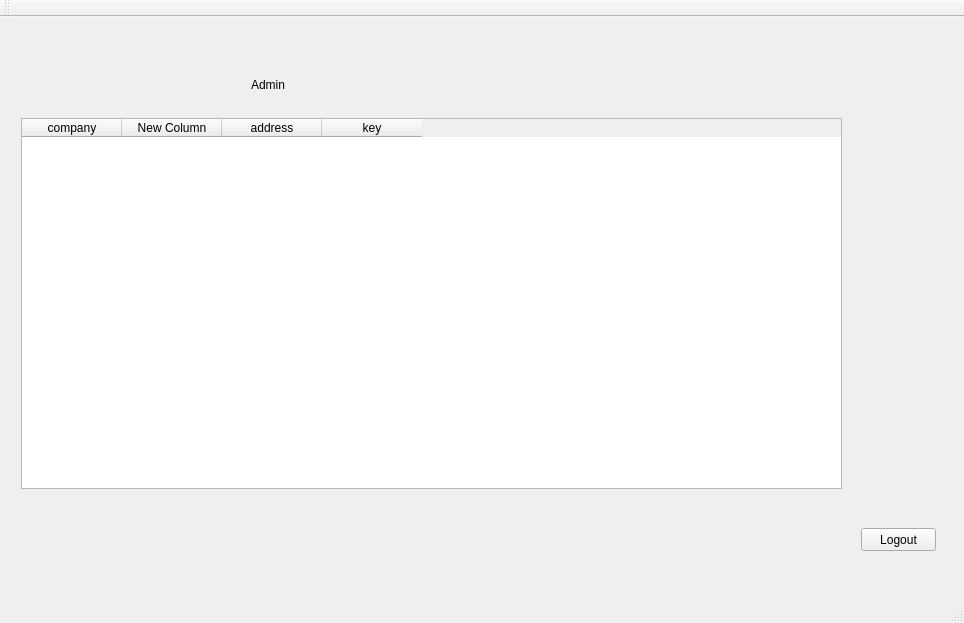
Before: the Qt Designer form IRobot/mainwindow.ui in OwlbitCode/CS-c1-project1, drawn with Qt 5.
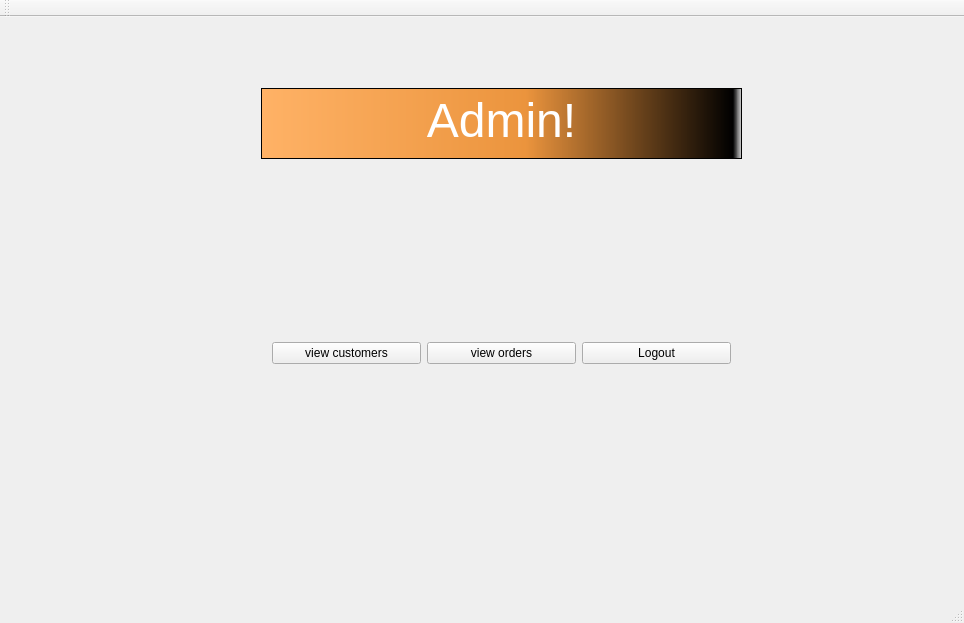
After: the same form once the commit is applied. The open tabs and pages were chosen to show the change. Icons and pictures are not drawn.

Diff of the .ui file:
```diff
--- a/IRobot/mainwindow.ui
+++ b/IRobot/mainwindow.ui
@@ -392,61 +392,59 @@
        </widget>
       </widget>
       <widget class="QWidget" name="Admin">
-       <widget class="QPushButton" name="pushButton_4">
+       <widget class="QTextEdit" name="textEdit">
         <property name="geometry">
          <rect>
-          <x>850</x>
-          <y>500</y>
-          <width>75</width>
-          <height>23</height>
+          <x>250</x>
+          <y>60</y>
+          <width>481</width>
+          <height>71</height>
          </rect>
         </property>
-        <property name="text">
-         <string>Logout</string>
+        <property name="styleSheet">
+         <string notr="true">background:qlineargradient(spread:pad, x1:0, y1:0, x2:1, y2:0, stop:0 rgba(255, 178, 102, 255), stop:0.55 rgba(235, 148, 61, 255), stop:0.98 rgba(0, 0, 0, 255), stop:1 rgba(0, 0, 0, 0))
+</string>
         </property>
-       </widget>
-       <widget class="QLabel" name="label_4">
-        <property name="geometry">
-         <rect>
-          <x>240</x>
-          <y>50</y>
-          <width>47</width>
-          <height>13</height>
-         </rect>
+        <property name="html">
+         <string>&lt;!DOCTYPE HTML PUBLIC &quot;-//W3C//DTD HTML 4.0//EN&quot; &quot;http://www.w3.org/TR/REC-html40/strict.dtd&quot;&gt;
+&lt;html&gt;&lt;head&gt;&lt;meta name=&quot;qrichtext&quot; content=&quot;1&quot; /&gt;&lt;style type=&quot;text/css&quot;&gt;
+p, li { white-space: pre-wrap; }
+&lt;/style&gt;&lt;/head&gt;&lt;body style=&quot; font-family:'MS Shell Dlg 2'; font-size:8.25pt; font-weight:400; font-style:normal;&quot;&gt;
+&lt;p align=&quot;center&quot; style=&quot; margin-top:0px; margin-bottom:0px; margin-left:0px; margin-right:0px; -qt-block-indent:0; text-indent:0px;&quot;&gt;&lt;span style=&quot; font-size:36pt; color:#ffffff;&quot;&gt;Admin!&lt;/span&gt;&lt;/p&gt;&lt;/body&gt;&lt;/html&gt;</string>
         </property>
-        <property name="text">
-         <string>Admin</string>
-        </property>
        </widget>
-       <widget class="QTableWidget" name="tableWidget">
+       <widget class="QWidget" name="horizontalLayoutWidget_2">
         <property name="geometry">
          <rect>
-          <x>10</x>
-          <y>90</y>
-          <width>821</width>
-          <height>371</height>
+          <x>250</x>
+          <y>280</y>
+          <width>481</width>
+          <height>91</height>
          </rect>
         </property>
-        <column>
-         <property name="text">
-          <string>company</string>
-         </property>
-        </column>
-        <column>
-         <property name="text">
-          <string>New Column</string>
-         </property>
-        </column>
-        <column>
-         <property name="text">
-          <string>address</string>
-         </property>
-        </column>
-        <column>
-         <property name="text">
-          <string>key</string>
-         </property>
-        </column>
+        <layout class="QHBoxLayout" name="horizontalLayout_2">
+         <item>
+          <widget class="QPushButton" name="pushButton_10">
+           <property name="text">
+            <string>view customers</string>
+           </property>
+          </widget>
+         </item>
+         <item>
+          <widget class="QPushButton" name="pushButton_11">
+           <property name="text">
+            <string>view orders</string>
+           </property>
+          </widget>
+         </item>
+         <item>
+          <widget class="QPushButton" name="pushButton_4">
+           <property name="text">
+            <string>Logout</string>
+           </property>
+          </widget>
+         </item>
+        </layout>
        </widget>
       </widget>
       <widget class="QWidget" name="operations">
```
Left out of the diff: 4 changed lines with no effect on the pictures.
